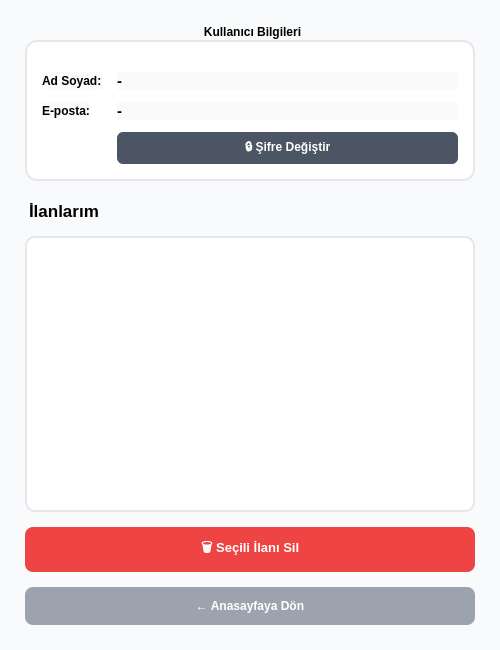
Online-Alim-Satim-Platformu/Online-Alim-Satim-Platformu, file profil.ui: the form before one commit.
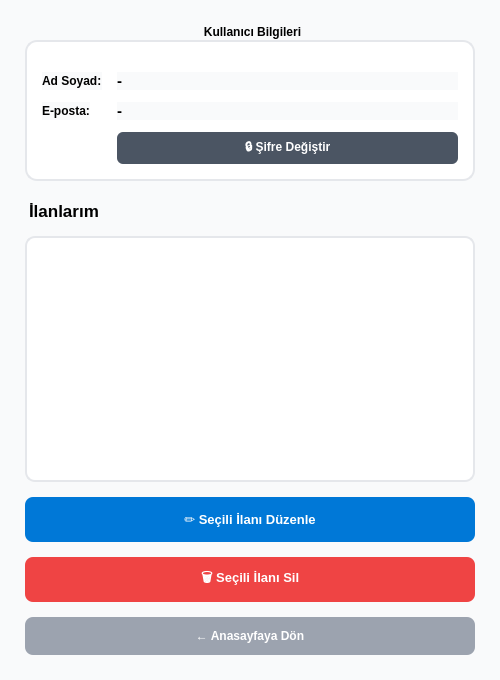
The form after the commit.

Commit message:
ilan duzenleme
ilanin ozelliklerini duzenleme eklendi

What changed in the file:
```diff
--- a/profil.ui
+++ b/profil.ui
@@ -3,12 +3,7 @@
  <class>Profil</class>
  <widget class="QWidget" name="Profil">
   <property name="geometry">
-   <rect>
-    <x>0</x>
-    <y>0</y>
-    <width>500</width>
-    <height>650</height>
-   </rect>
+   <rect><x>0</x><y>0</y><width>500</width><height>680</height></rect>
   </property>
   <property name="windowTitle">
    <string>Profilim ve İlan Yönetimi</string>
@@ -197,6 +192,24 @@
      </property>
     </widget>
    </item>
+   <item>
+    <widget class="QPushButton" name="btnIlanDuzenle">
+     <property name="minimumSize"><size><width>0</width><height>45</height></size></property>
+     <property name="cursor"><cursorShape>PointingHandCursor</cursorShape></property>
+     <property name="styleSheet">
+      <string notr="true">QPushButton {
+    background-color: #0078D7;
+    color: white;
+    font-weight: bold;
+    font-size: 10pt;
+    border-radius: 8px;
+}
+QPushButton:hover { background-color: #005a9e; }
+QPushButton:pressed { background-color: #004080; }</string>
+     </property>
+     <property name="text"><string>✏️ Seçili İlanı Düzenle</string></property>
+    </widget>
+   </item>
    <item>
     <widget class="QPushButton" name="btnIlanSil">
      <property name="minimumSize">
```
Left out of the diff: 195 changed lines with no effect on the pictures. The commit also changes 2 other files.
